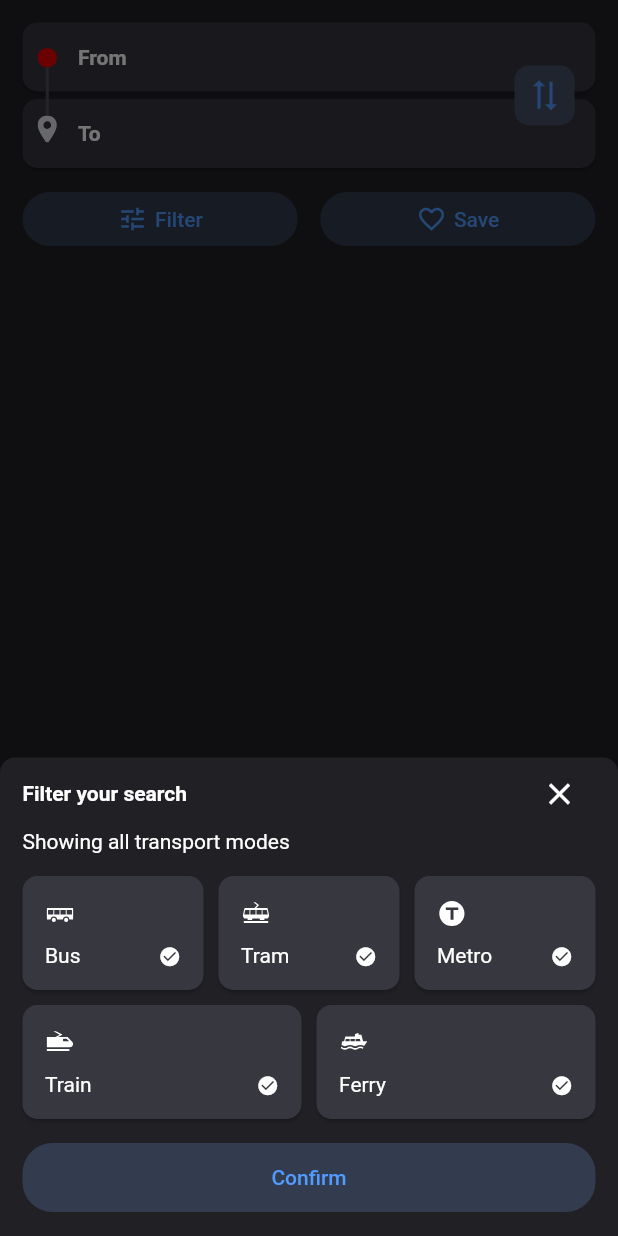
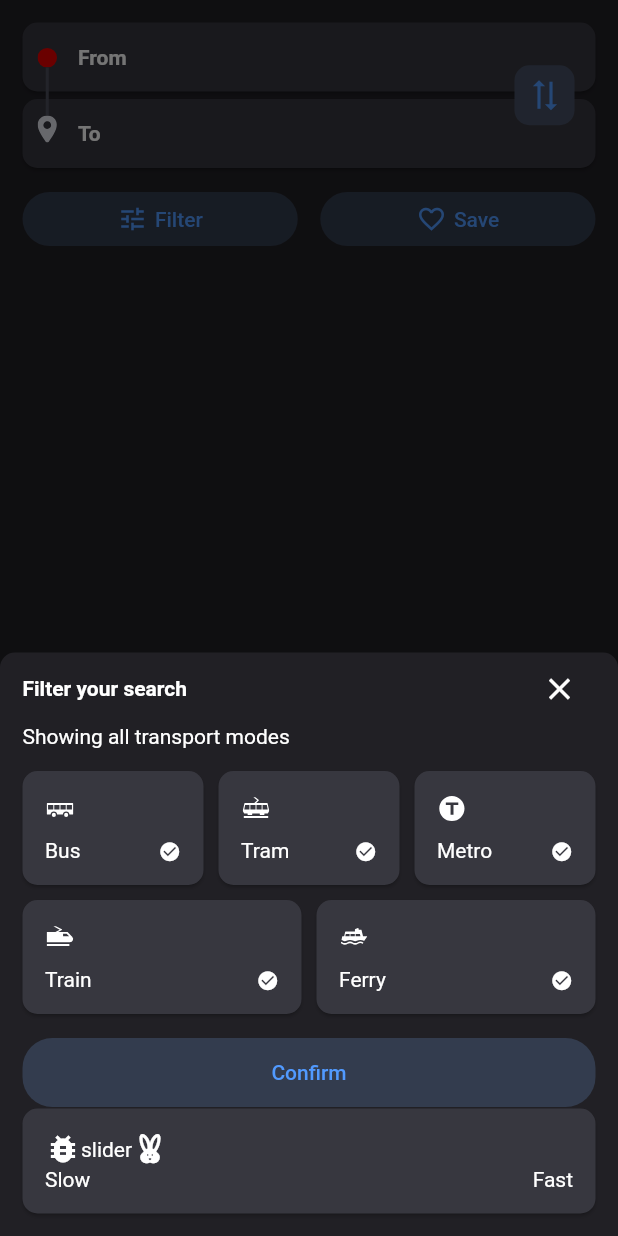
Before and after one commit to ludvigcarlsen/retur, a Flutter app: the screen it shows after launch, after a tap on "Filter", on a phone screen of 412 x 824 dp. Run offline on Flutter 3.47's test engine with Material 2 defaults, Android fonts, the phone set to English and light mode, and no system bars; our stand-ins replace flutter_svg, geolocator; missing offline and left inert: home_widget.

Commit message:
Walking speed wip

```diff
--- a/lib/screens/trip.dart
+++ b/lib/screens/trip.dart
@@ -208,6 +208,30 @@ class _TripState extends State<Trip> {
                                 TripFilter(
                                   excludeModes: Set.from(excludeTransportModes),
                                 ),
+                                Card(
+                                  child: Padding(
+                                    padding: EdgeInsets.all(15),
+                                    child: Column(
+                                      children: [
+                                        Row(
+                                          children: [
+                                            Icon(Icons.bug_report),
+                                            Text("slider"),
+                                            Icon(Icons.cruelty_free),
+                                          ],
+                                        ),
+                                        Row(
+                                          mainAxisAlignment:
+                                              MainAxisAlignment.spaceBetween,
+                                          children: [
+                                            Text("Slow"),
+                                            Text("Fast")
+                                          ],
+                                        )
+                                      ],
+                                    ),
+                                  ),
+                                )
                               ],
                             ),
                           );
```
